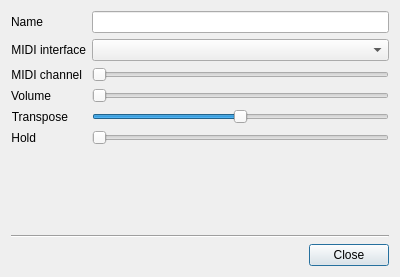
Before: the Qt Designer form src/instrumentpropertiesdialog.ui in gitGNU/gnu_tutka, drawn with Qt 5.
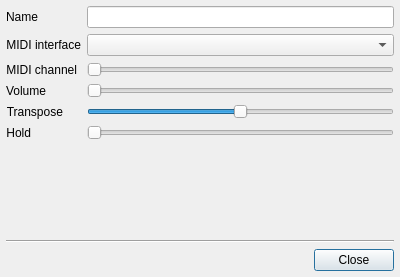
After: the same form once the commit is applied. Custom widgets are drawn as their Qt base class.

Commit message: Fixes: margins didn't really rock

```diff
--- a/src/instrumentpropertiesdialog.ui
+++ b/src/instrumentpropertiesdialog.ui
@@ -14,6 +14,12 @@
    <string>Instrument Properties</string>
   </property>
   <layout class="QVBoxLayout" name="verticalLayout">
+   <property name="spacing">
+    <number>6</number>
+   </property>
+   <property name="margin">
+    <number>6</number>
+   </property>
    <item>
     <layout class="QFormLayout" name="formLayout">
      <property name="fieldGrowthPolicy">
```
The commit also changes 12 other files.
